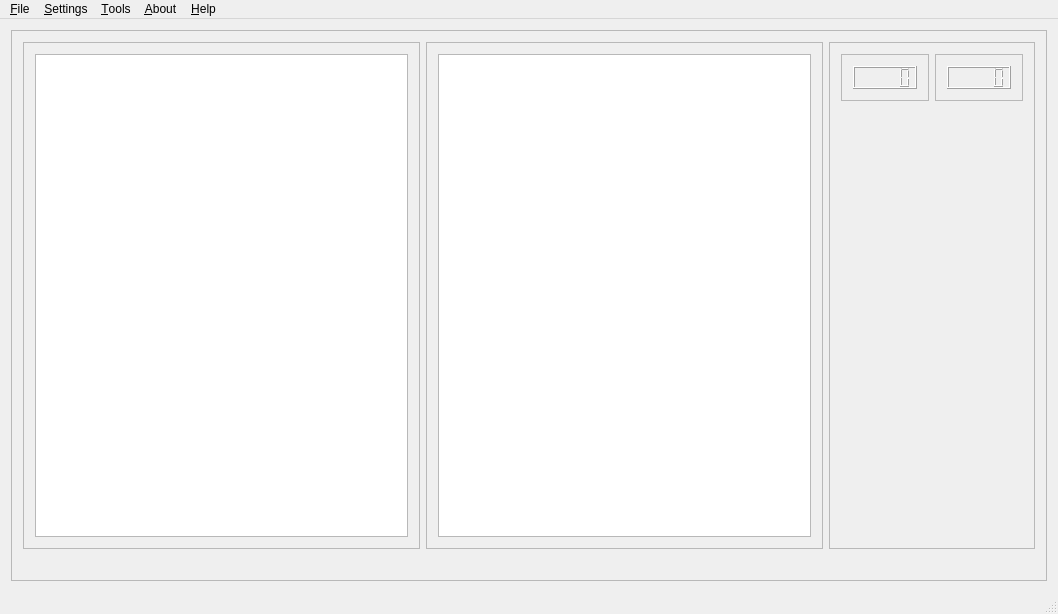
Qt form mainwindow.ui (Bahamuttg/PiRinter3D) before a commit.
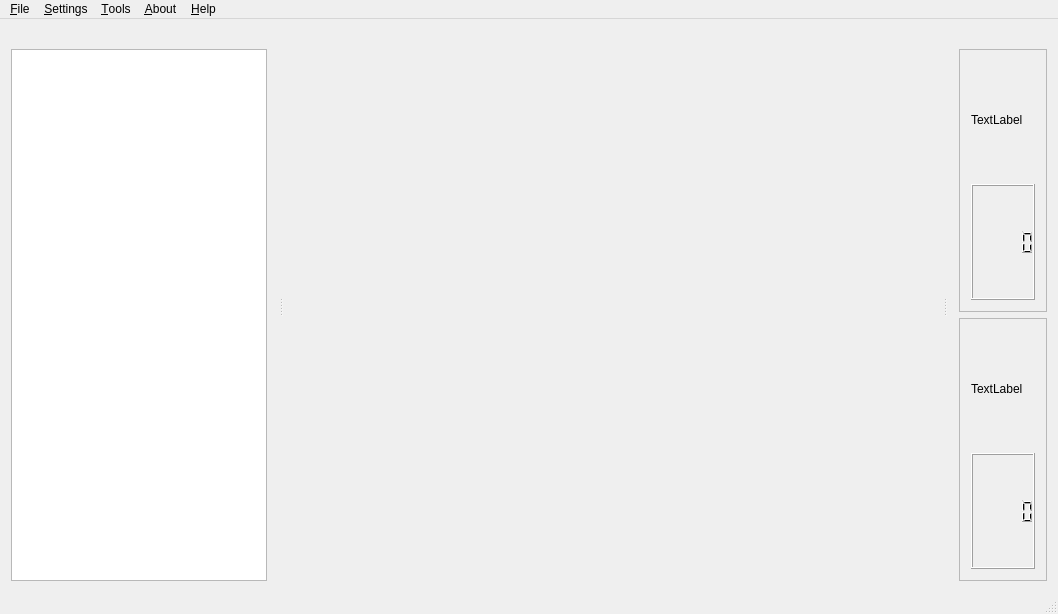
The same form after that commit.

Commit message: Building Layout

```diff
--- a/mainwindow.ui
+++ b/mainwindow.ui
@@ -14,130 +14,9 @@
    <string>PiRinter 3D -- 3D Printer Interface</string>
   </property>
   <widget class="QWidget" name="centralWidget">
-   <layout class="QHBoxLayout" name="horizontalLayout">
-    <item>
-     <widget class="QFrame" name="frame">
-      <property name="frameShape">
-       <enum>QFrame::StyledPanel</enum>
-      </property>
-      <property name="frameShadow">
-       <enum>QFrame::Raised</enum>
-      </property>
-      <layout class="QHBoxLayout" name="horizontalLayout_2">
-       <item>
-        <layout class="QGridLayout" name="gdMainGrid">
-         <property name="horizontalSpacing">
-          <number>6</number>
-         </property>
-         <property name="verticalSpacing">
-          <number>1</number>
-         </property>
-         <item row="0" column="1">
-          <widget class="QFrame" name="pnlPrintImg">
-           <property name="frameShape">
-            <enum>QFrame::StyledPanel</enum>
-           </property>
-           <property name="frameShadow">
-            <enum>QFrame::Raised</enum>
-           </property>
-           <layout class="QVBoxLayout" name="verticalLayout_2">
-            <item>
-             <widget class="QGraphicsView" name="graphicsView"/>
-            </item>
-           </layout>
-          </widget>
-         </item>
-         <item row="0" column="0">
-          <widget class="QFrame" name="pnlGcode">
-           <property name="frameShape">
-            <enum>QFrame::StyledPanel</enum>
-           </property>
-           <property name="frameShadow">
-            <enum>QFrame::Raised</enum>
-           </property>
-           <layout class="QHBoxLayout" name="horizontalLayout_6">
-            <item>
-             <widget class="QTextBrowser" name="textBrowser"/>
-            </item>
-           </layout>
-          </widget>
-         </item>
-         <item row="1" column="0">
-          <spacer name="horizontalSpacer">
-           <property name="orientation">
-            <enum>Qt::Horizontal</enum>
-           </property>
-           <property name="sizeHint" stdset="0">
-            <size>
-             <width>40</width>
-             <height>20</height>
-            </size>
-           </property>
-          </spacer>
-         </item>
-         <item row="0" column="2">
-          <widget class="QFrame" name="pnlTemps">
-           <property name="frameShape">
-            <enum>QFrame::StyledPanel</enum>
-           </property>
-           <property name="frameShadow">
-            <enum>QFrame::Raised</enum>
-           </property>
-           <layout class="QVBoxLayout" name="verticalLayout_3">
-            <item>
-             <layout class="QHBoxLayout" name="horizontalLayout_3">
-              <item>
-               <widget class="QFrame" name="frame_2">
-                <property name="frameShape">
-                 <enum>QFrame::StyledPanel</enum>
-                </property>
-                <property name="frameShadow">
-                 <enum>QFrame::Raised</enum>
-                </property>
-                <layout class="QHBoxLayout" name="horizontalLayout_5">
-                 <item>
-                  <widget class="QLCDNumber" name="lcdNumber"/>
-                 </item>
-                </layout>
-               </widget>
-              </item>
-              <item>
-               <widget class="QFrame" name="frame_3">
-                <property name="frameShape">
-                 <enum>QFrame::StyledPanel</enum>
-                </property>
-                <property name="frameShadow">
-                 <enum>QFrame::Raised</enum>
-                </property>
-                <layout class="QHBoxLayout" name="horizontalLayout_4">
-                 <item>
-                  <widget class="QLCDNumber" name="lcdNumber_2"/>
-                 </item>
-                </layout>
-               </widget>
-              </item>
-             </layout>
-            </item>
-            <item>
-             <spacer name="verticalSpacer">
-              <property name="orientation">
-               <enum>Qt::Vertical</enum>
-              </property>
-              <property name="sizeHint" stdset="0">
-               <size>
-                <width>20</width>
-                <height>40</height>
-               </size>
-              </property>
-             </spacer>
-            </item>
-           </layout>
-          </widget>
-         </item>
-        </layout>
-       </item>
-      </layout>
-     </widget>
+   <layout class="QGridLayout" name="gridLayout_2">
+    <item row="0" column="0">
+     <layout class="QGridLayout" name="gridLayout"/>
     </item>
    </layout>
   </widget>
@@ -183,6 +62,87 @@
    <addaction name="menu_Help"/>
   </widget>
   <widget class="QStatusBar" name="statusBar"/>
+  <widget class="QDockWidget" name="dkGCode">
+   <property name="features">
+    <set>QDockWidget::DockWidgetMovable</set>
+   </property>
+   <property name="allowedAreas">
+    <set>Qt::LeftDockWidgetArea</set>
+   </property>
+   <attribute name="dockWidgetArea">
+    <number>1</number>
+   </attribute>
+   <widget class="QWidget" name="dockWidgetContents">
+    <layout class="QVBoxLayout" name="verticalLayout">
+     <item>
+      <widget class="QTextBrowser" name="textBrowser"/>
+     </item>
+    </layout>
+   </widget>
+  </widget>
+  <widget class="QDockWidget" name="dkTemps">
+   <property name="features">
+    <set>QDockWidget::DockWidgetMovable</set>
+   </property>
+   <property name="allowedAreas">
+    <set>Qt::RightDockWidgetArea</set>
+   </property>
+   <attribute name="dockWidgetArea">
+    <number>2</number>
+   </attribute>
+   <widget class="QWidget" name="dockWidgetContents_2">
+    <layout class="QVBoxLayout" name="verticalLayout_2">
+     <item>
+      <layout class="QGridLayout" name="gdTemps">
+       <item row="0" column="0">
+        <widget class="QFrame" name="pnlBedTemp">
+         <property name="frameShape">
+          <enum>QFrame::StyledPanel</enum>
+         </property>
+         <property name="frameShadow">
+          <enum>QFrame::Raised</enum>
+         </property>
+         <layout class="QVBoxLayout" name="verticalLayout_3">
+          <item>
+           <widget class="QLabel" name="label_2">
+            <property name="text">
+             <string>TextLabel</string>
+            </property>
+           </widget>
+          </item>
+          <item>
+           <widget class="QLCDNumber" name="lcdBedTemp"/>
+          </item>
+         </layout>
+        </widget>
+       </item>
+       <item row="1" column="0">
+        <widget class="QFrame" name="pnlExtruderTemp">
+         <property name="frameShape">
+          <enum>QFrame::StyledPanel</enum>
+         </property>
+         <property name="frameShadow">
+          <enum>QFrame::Raised</enum>
+         </property>
+         <layout class="QVBoxLayout" name="verticalLayout_4">
+          <item>
+           <widget class="QLabel" name="label">
+            <property name="text">
+             <string>TextLabel</string>
+            </property>
+           </widget>
+          </item>
+          <item>
+           <widget class="QLCDNumber" name="lcdExtruderTemp"/>
+          </item>
+         </layout>
+        </widget>
+       </item>
+      </layout>
+     </item>
+    </layout>
+   </widget>
+  </widget>
   <action name="action_Stepper_Utility">
    <property name="text">
     <string>&amp;Stepper Utility</string>
```
The commit also changes 1 other file.
